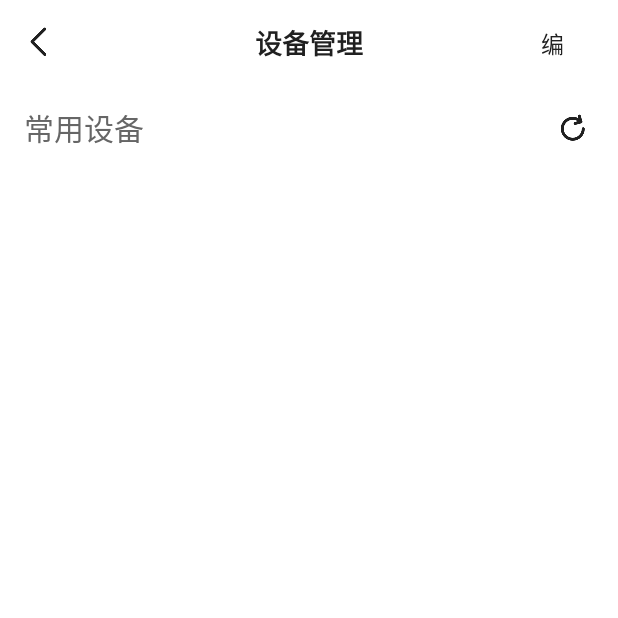
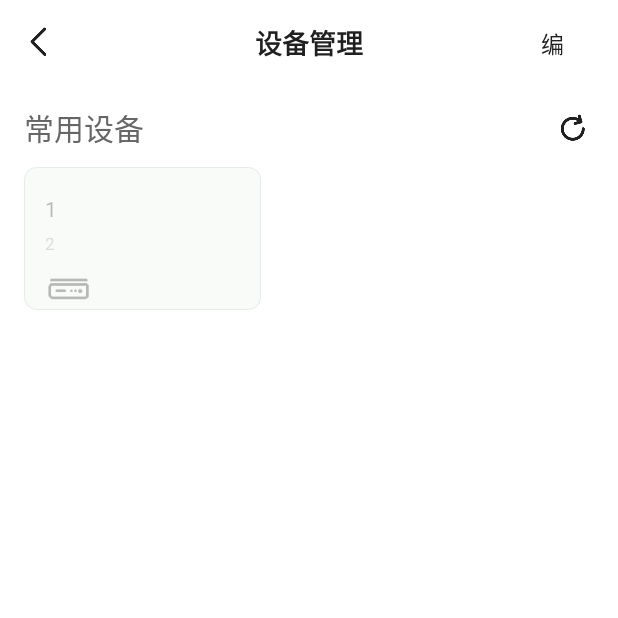
Before and after one commit to 15768234368/Cast-Tv-Android, an Android app: the DeviceManage screen opened directly, with no data from a screen before it, on a phone screen of 412 x 824 dp, the top half of it. Run offline under Robolectric (Android 15) with nearby library versions, the phone set to English and light mode, and no system bars.

Commit message:
修复了空设备的时候，是按钮button+文字，有历史设备的时候，是历史设备的RecycleView+图片加号

```diff
--- a/app/src/main/java/com/example/casttvandroiddemo/DeviceManage.java
+++ b/app/src/main/java/com/example/casttvandroiddemo/DeviceManage.java
@@ -14,13 +14,16 @@ import android.database.Cursor;
 import android.database.sqlite.SQLiteDatabase;
 import android.graphics.Color;
 import android.graphics.drawable.ColorDrawable;
+import android.media.Image;
 import android.os.Bundle;
 import android.os.Handler;
 import android.os.Message;
 import android.util.Log;
 import android.view.View;
 import android.view.WindowManager;
+import android.widget.Button;
 import android.widget.ImageView;
+import android.widget.TextView;
 
 import com.example.casttvandroiddemo.adapter.HistoryConnectedDeviceAdapter;
 import com.example.casttvandroiddemo.bean.DeviceBean;
@@ -40,7 +43,9 @@ public class DeviceManage extends AppCompatActivity {
     private List<DeviceBean> mData;
     private HistoryConnectedDeviceAdapter adapter;
     private RecyclerView recyclerView;
-    private ImageView iv_addDevice;
+    private ImageView iv_addDevice, iv_titleImage;
+    private TextView tv_titleText, tv_updateDevice;
+    private Button btn_addDevice;
     private static final String SSDP_MSEARCH = "M-SEARCH * HTTP/1.1\r\n" +
             "Host: 239.255.255.250:1900\r\n" +
             "Man: \"ssdp:discover\"\r\n" +
@@ -89,9 +94,25 @@ public class DeviceManage extends AppCompatActivity {
         } catch (Exception e) {
             e.printStackTrace();
         }
-
+        setContentViewBaseToData();
     }
 
+    private void setContentViewBaseToData() {
+        mData.add(new DeviceBean("1","2","3"));
+        if(mData.size() > 0){
+            recyclerView.setVisibility(View.VISIBLE);
+            iv_addDevice.setVisibility(View.VISIBLE);
+            iv_titleImage.setVisibility(View.INVISIBLE);
+            btn_addDevice.setVisibility(View.INVISIBLE);
+            tv_titleText.setVisibility(View.INVISIBLE);
+        }else{
+            recyclerView.setVisibility(View.INVISIBLE);
+            iv_addDevice.setVisibility(View.INVISIBLE);
+            iv_titleImage.setVisibility(View.VISIBLE);
+            btn_addDevice.setVisibility(View.VISIBLE);
+            tv_titleText.setVisibility(View.VISIBLE);
+        }
+    }
 
 
     private void initView() {
@@ -103,11 +124,28 @@ public class DeviceManage extends AppCompatActivity {
         recyclerView.setAdapter(adapter);
 
         iv_addDevice = (ImageView) findViewById(R.id.iv_addDevice_device_manage);
+        iv_titleImage = (ImageView) findViewById(R.id.iv_commonDevice_image);
+        btn_addDevice = (Button) findViewById(R.id.btn_goToAdd_device_manage);
+        tv_titleText = (TextView) findViewById(R.id.tv_common_device_title2);
+        tv_updateDevice = (TextView) findViewById(R.id.tv_update_commonDevice);
         iv_addDevice.setOnClickListener(new View.OnClickListener() {
             @Override
             public void onClick(View view) {
                 Intent intent = new Intent(DeviceManage.this, DeviceAdd.class);
                 startActivity(intent);
+            }
+        });
+        btn_addDevice.setOnClickListener(new View.OnClickListener() {
+            @Override
+            public void onClick(View v) {
+                Intent intent = new Intent(DeviceManage.this, DeviceAdd.class);
+                startActivity(intent);
+            }
+        });
+        tv_updateDevice.setOnClickListener(new View.OnClickListener() {
+            @Override
+            public void onClick(View v) {
+
             }
         });
     }
--- a/app/src/main/java/com/example/casttvandroiddemo/bean/DeviceBean.java
+++ b/app/src/main/java/com/example/casttvandroiddemo/bean/DeviceBean.java
@@ -17,6 +17,9 @@ public class DeviceBean {
         this.userDeviceLocation = userDeviceLocation;
         this.userDeviceIpAddress = userDeviceIpAddress;
         this.isOnline = isOnline;
+    }
+
+    public DeviceBean() {
     }
 
     public int getIsOnline() {
--- a/app/src/main/res/layout/activity_device_manage.xml
+++ b/app/src/main/res/layout/activity_device_manage.xml
@@ -20,7 +20,7 @@
             android:src="@mipmap/back_device_management" />
 
         <TextView
-            android:layout_width="72dp"
+            android:layout_width="wrap_content"
             android:layout_height="26dp"
             android:layout_centerInParent="true"
             android:text="设备管理"
@@ -29,6 +29,7 @@
             android:textStyle="bold" />
 
         <TextView
+            android:id="@+id/tv_update_commonDevice"
             android:layout_width="30dp"
             android:layout_height="21dp"
             android:layout_alignParentEnd="true"
@@ -40,7 +41,7 @@
     </RelativeLayout>
     <TextView
         android:id="@+id/tv_common_device_title"
-        android:layout_width="80dp"
+        android:layout_width="wrap_content"
         android:layout_height="29dp"
         android:layout_below="@id/rl_top_tab_device_management"
         android:layout_alignParentStart="true"
@@ -67,7 +68,16 @@
         android:layout_marginLeft="16dp"
         android:layout_marginRight="16dp"
         android:layout_marginTop="12dp"
-        android:layout_marginBottom="12dp"/>
+        android:layout_marginBottom="12dp"
+        android:visibility="invisible"/>
+    <ImageView
+        android:id="@+id/iv_commonDevice_image"
+        android:layout_width="307dp"
+        android:layout_height="164dp"
+        android:src="@mipmap/no_device_detected"
+        android:layout_below="@id/tv_common_device_title"
+        android:layout_centerHorizontal="true"
+        android:layout_marginTop="45dp"/>
     <ImageView
         android:id="@+id/iv_addDevice_device_manage"
         android:layout_width="108dp"
@@ -76,6 +86,28 @@
         android:layout_alignParentEnd="true"
         android:layout_alignParentBottom="true"
         android:layout_marginBottom="72dp"
+        android:visibility="invisible"
         />
-
+    <TextView
+        android:id="@+id/tv_common_device_title2"
+        android:layout_width="wrap_content"
+        android:layout_height="24dp"
+        android:text="无设备，请添加设备"
+        android:textColor="#FF202020"
+        android:textSize="16sp"
+        android:layout_below="@+id/iv_commonDevice_image"
+        android:layout_centerHorizontal="true"
+        android:layout_marginTop="40dp"
+        />
+    <Button
+        android:id="@+id/btn_goToAdd_device_manage"
+        android:layout_width="120dp"
+        android:layout_height="50dp"
+        android:background="@drawable/shape_btn_research"
+        android:text="去设置"
+        android:textColor="#FFFFFFFF"
+        android:textSize="14sp"
+        android:layout_below="@id/tv_common_device_title2"
+        android:layout_centerHorizontal="true"
+        android:layout_marginTop="20dp" />
 </RelativeLayout>
```
